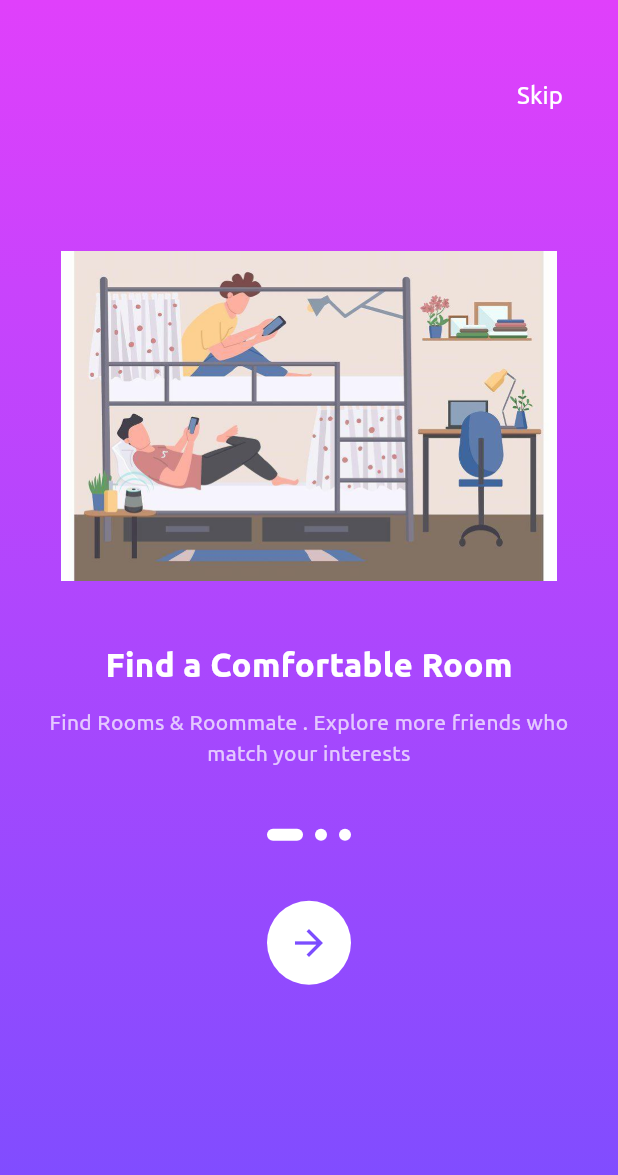
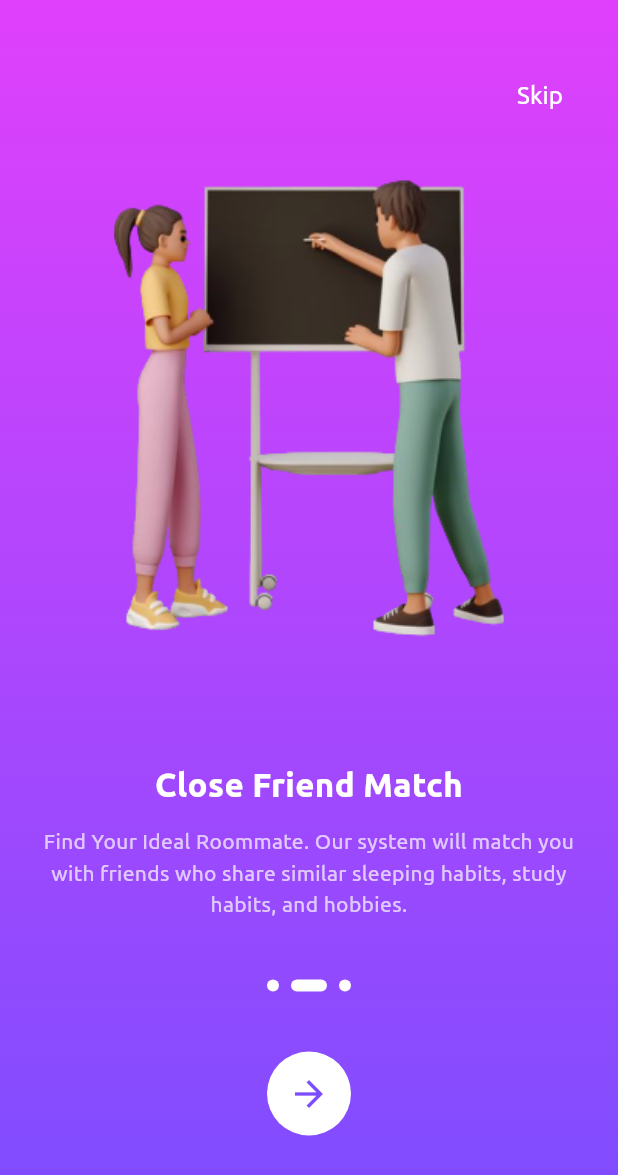
Before and after one commit to ariiyy-max/campusmate, a Flutter app: the screen it shows after launch, after a tap on the "arrow forward" icon, on a phone screen of 412 x 824 dp. Shown: the top 1175 px of the screen. Run offline on Flutter 3.47's test engine with Material 3 defaults, Android fonts, the phone set to English and light mode, and no system bars.

Commit message:
main dart

```diff
--- a/lib/main.dart
+++ b/lib/main.dart
@@ -14,8 +14,7 @@ class MyApp extends StatelessWidget {
       theme: ThemeData(
         primarySwatch: Colors.purple,
         visualDensity: VisualDensity.adaptivePlatformDensity,
-        // ✅ Set Ubuntu as DEFAULT font for whole app
-        fontFamily: 'Ubuntu',
+        fontFamily: 'Ubuntu', // Font Ubuntu untuk keseluruhan app
       ),
       home: const OnboardingScreen(),
       debugShowCheckedModeBanner: false,
@@ -34,6 +33,30 @@ class _OnboardingScreenState extends State<OnboardingScreen> {
   int _currentPage = 0;
   final PageController _pageController = PageController();
 
+  // Senarai kandungan setiap halaman
+  final List<Map<String, dynamic>> _pages = [
+    {
+      "image": "images/room_illustration.png", // Gambar halaman 1
+      "title": "Find a Comfortable Room",
+      "desc": "Find Rooms & Roommate . Explore more friends who match your interests",
+      "height": 220.0,
+    },
+    {
+      "image": "images/page2_illustration.png",
+      // Gambar halaman 2 (awak perlu letak gambar ni dalam folder assets)
+      "title": "Close Friend Match",
+      "desc": "Find Your Ideal Roommate. Our system will match you with friends who share similar sleeping habits, study habits, and hobbies.",
+      "height": 400.0,
+    },
+    {
+      "image": "images/page3_illustration.png",
+      // Boleh tambah halaman 3 jika perlu
+      "title": "Ready to Start",
+      "desc": "Join us and find your perfect place and partner to live with.",
+      "height": 400.0,
+    },
+  ];
+
   @override
   Widget build(BuildContext context) {
     return Scaffold(
@@ -43,8 +66,8 @@ class _OnboardingScreenState extends State<OnboardingScreen> {
             begin: Alignment.topCenter,
             end: Alignment.bottomCenter,
             colors: [
-              Color(0xFFE040FB), // Bright purple
-              Color(0xFF7C4DFF), // Deep purple
+              Color(0xFFE040FB),
+              Color(0xFF7C4DFF),
             ],
           ),
         ),
@@ -56,7 +79,7 @@ class _OnboardingScreenState extends State<OnboardingScreen> {
               right: 20,
               child: TextButton(
                 onPressed: () {
-                  // Add navigation to main screen here
+                  // Tindakan bila tekan Skip
                 },
                 child: const Text(
                   'Skip',
@@ -64,59 +87,64 @@ class _OnboardingScreenState extends State<OnboardingScreen> {
                     color: Colors.white,
                     fontSize: 16,
                     fontWeight: FontWeight.w500,
-                    // ✅ Explicitly set font (optional here, since default is Ubuntu)
-                    fontFamily: 'Ubuntu',
                   ),
                 ),
               ),
             ),
 
-            // Main Content
-            Padding(
+            // Page View (Untuk tukar halaman)
+            // ✅ REMOVED PageView, REPLACED with this code
+            AnimatedSwitcher(
+              duration: const Duration(milliseconds: 500), // fade speed
+              transitionBuilder: (child, animation) =>
+                  FadeTransition(
+                    opacity: animation, // ✅ ONLY fade, NO slide
+                    child: child,
+                  ),
+              child: Padding(
+                // key = change when page changes → trigger animation
+                key: ValueKey<int>(_currentPage),
                 padding: const EdgeInsets.symmetric(horizontal: 24),
                 child: Column(
                   mainAxisAlignment: MainAxisAlignment.center,
                   children: [
-                  // Illustration Image
                     Image.asset(
-                    'images/room_illustration.png',
-                    height: 220,
+                      _pages[_currentPage]["image"],
+                      height: _pages[_currentPage]["height"],
                       fit: BoxFit.contain,
                     ),
                     const SizedBox(height: 40),
 
-                  // Title
-                  const Text(
-                    'Find a Comfortable Room',
-                    style: TextStyle(
+                    Text(
+                      _pages[_currentPage]["title"],
+                      style: const TextStyle(
                         color: Colors.white,
                         fontSize: 22,
-                      fontWeight: FontWeight.bold, // ✅ Will use Ubuntu-Bold.ttf
+                        fontWeight: FontWeight.bold,
                         fontFamily: 'Ubuntu',
                       ),
+                      textAlign: TextAlign.center,
                     ),
                     const SizedBox(height: 12),
 
-                  // Subtitle
-                  const Text(
-                    'Find Rooms & Roommate . Explore more friends who match your interests',
+                    Text(
+                      _pages[_currentPage]["desc"],
                       textAlign: TextAlign.center,
-                    style: TextStyle(
+                      style: const TextStyle(
                         color: Colors.white70,
                         fontSize: 14,
                         height: 1.5,
-                      fontFamily: 'Ubuntu', // ✅ Regular weight
+                        fontFamily: 'Ubuntu',
                       ),
                     ),
                     const SizedBox(height: 40),
 
-                  // Page Indicators
                     Row(
                       mainAxisAlignment: MainAxisAlignment.center,
-                    children: List.generate(3, (index) {
+                      children: List.generate(_pages.length, (i) {
                         return Container(
                           margin: const EdgeInsets.symmetric(horizontal: 4),
-                        width: _currentPage == index ? 24 : 8,
+                          width: _currentPage == i ? 24 : 8,
                           height: 8,
                           decoration: BoxDecoration(
                             color: Colors.white,
@@ -127,7 +155,6 @@ class _OnboardingScreenState extends State<OnboardingScreen> {
                     ),
                     const SizedBox(height: 40),
 
-                  // Next Button
                     CircleAvatar(
                       radius: 28,
                       backgroundColor: Colors.white,
@@ -138,18 +165,18 @@ class _OnboardingScreenState extends State<OnboardingScreen> {
                           size: 28,
                         ),
                         onPressed: () {
-                        if (_currentPage < 2) {
-                          _pageController.nextPage(
-                            duration: const Duration(milliseconds: 300),
-                            curve: Curves.easeInOut,
-                          );
+                          if (_currentPage < _pages.length - 1) {
+                            setState(() {
+                              _currentPage++; // ✅ change page directly, NO PageView control
+                            });
                           } else {
-                          // Navigate to main screen when last page
+                            // navigate to main screen here
                           }
                         },
                       ),
                     ),
                   ],
+                ),
               ),
             ),
           ],
--- a/pubspec.yaml
+++ b/pubspec.yaml
@@ -60,6 +60,8 @@ flutter:
   # To add assets to your application, add an assets section, like this:
   assets:
      - images/room_illustration.png
+     - images/page2_illustration.png
+     - images/page3_illustration.png
 
   # An image asset can refer to one or more resolution-specific "variants", see
   # https://flutter.dev/to/resolution-aware-images
```
Also changed, not shown: lib/alcohol_question_screen.dart (deleted, +0 -154 lines), lib/onboarding_screen.dart (deleted, +0 -201 lines), lib/splash_screen.dart (deleted, +0 -70 lines), images/page2_illustration.png (added), images/page3_illustration.png (added). Lines whose indentation alone changed are shown as unchanged.
